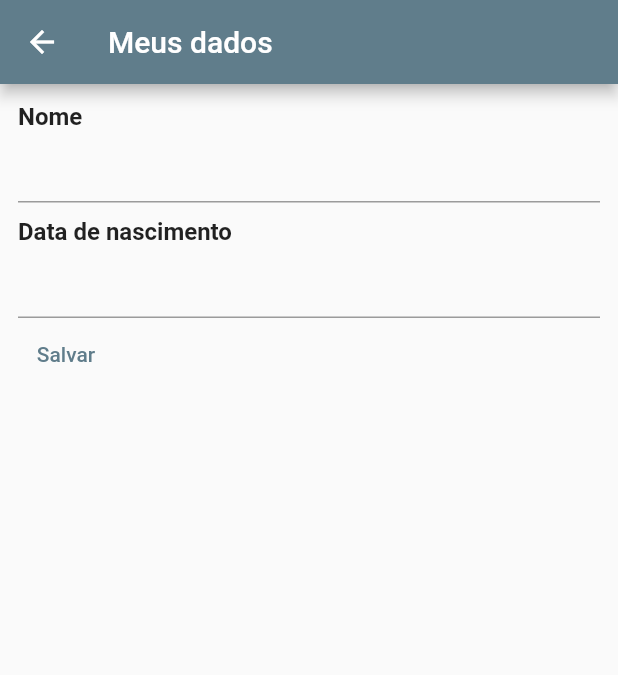
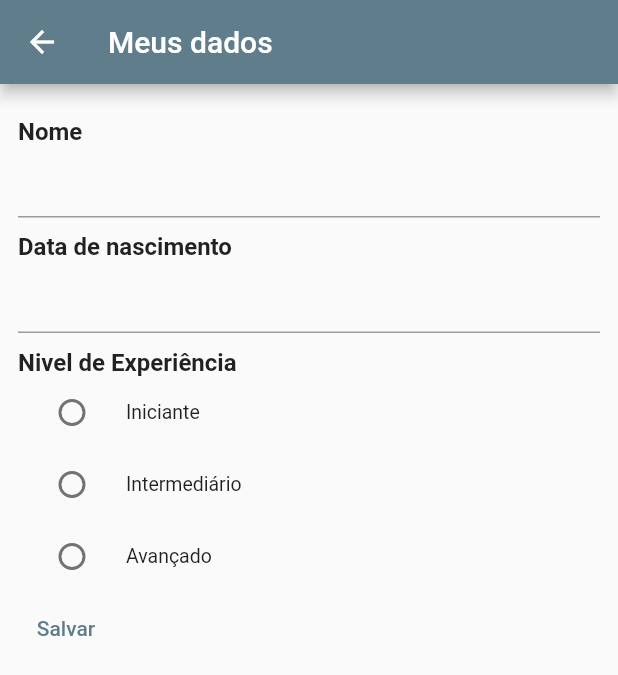
Before and after one commit to luizbahl/Bootcamp_DIO_Santander, a Flutter app: the DadosCadastraisPage screen opened directly, after a tap on "Salvar", on a phone screen of 412 x 824 dp. Shown: the top 675 px of the screen. Run offline on Flutter 3.47's test engine with Material 2 defaults, Android fonts, the phone set to English and light mode, and no system bars; our stand-ins replace google_fonts; network calls fail; Roboto replaces fonts that are missing (Mansalva).

Commit message:
Conhecendo o RadioList & Repository

```diff
--- a/lib/pages/dados_cadastrais.dart
+++ b/lib/pages/dados_cadastrais.dart
@@ -1,4 +1,5 @@
 import 'package:flutter/material.dart';
+import 'package:trilhaapp/pages/repositories/nivel_repository.dart';
 import 'package:trilhaapp/pages/shared/widgets/text_label.dart';
 
 class DadosCadastraisPage extends StatefulWidget {
@@ -12,6 +13,15 @@ class _DadosCadastraisPageState extends State<DadosCadastraisPage> {
   var nomeController = TextEditingController(text: "");
   var dataNascimentoController = TextEditingController(text: "");
   DateTime? dataNascimento;
+  var nivelRepository = NivelRepository();
+  var niveis = [];
+  var nivelSelecionado = "";
+
+  @override
+  void initState() {
+    niveis = nivelRepository.retornaNiveis();
+    super.initState();
+  }
 
   @override
   Widget build(BuildContext context) {
@@ -25,9 +35,6 @@ class _DadosCadastraisPageState extends State<DadosCadastraisPage> {
             const TextLabel(texto: "Nome"),
             TextField(
               controller: nomeController,
-            ),
-            const SizedBox(
-              height: 10,
             ),
             const TextLabel(texto: "Data de nascimento"),
             TextField(
@@ -45,10 +52,27 @@ class _DadosCadastraisPageState extends State<DadosCadastraisPage> {
                 }
               },
             ),
+            const TextLabel(texto: "Nivel de Experiência"),
+            Column(
+              children: niveis
+                  .map((nivel) => RadioListTile(
+                      dense: true,
+                      title: Text(nivel),
+                      selected: nivelSelecionado == nivel,
+                      value: nivel,
+                      groupValue: nivelSelecionado,
+                      onChanged: (value) {
+                        debugPrint(value.toString());
+                        setState(() {
+                          nivelSelecionado = value;
+                        });
+                      }))
+                  .toList(),
+            ),
             TextButton(
                 onPressed: () {
                   debugPrint(nomeController.text);
-                  print(dataNascimento);
+                  debugPrint(dataNascimento.toString());
                 },
                 child: const Text("Salvar"))
           ],
--- a/lib/pages/shared/widgets/text_label.dart
+++ b/lib/pages/shared/widgets/text_label.dart
@@ -6,7 +6,10 @@ class TextLabel extends StatelessWidget {
 
   @override
   Widget build(BuildContext context) {
-    return Text(texto,
-        style: const TextStyle(fontSize: 16, fontWeight: FontWeight.w700));
+    return Container(
+      margin: const EdgeInsets.only(top: 10),
+      child: Text(texto,
+          style: const TextStyle(fontSize: 16, fontWeight: FontWeight.w700)),
+    );
   }
 }
```
